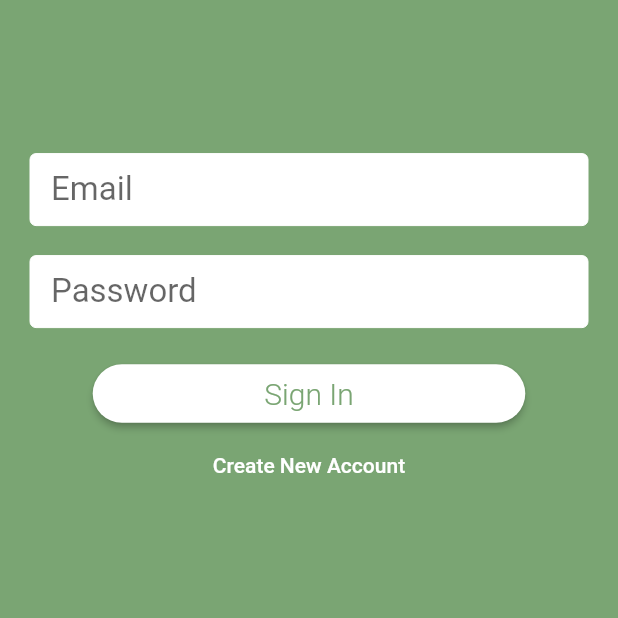
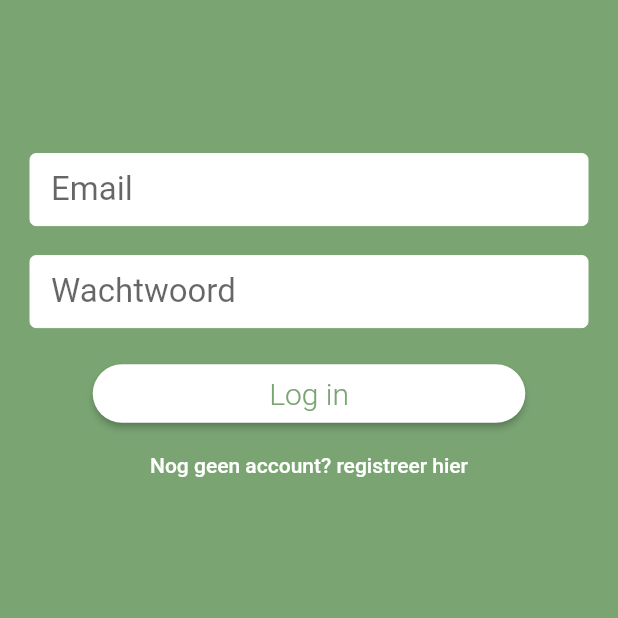
Before and after one commit to Mart24/Foodapp, a Flutter app: the screen it shows after launch, on a phone screen of 412 x 824 dp, the top half of it. Run offline on Flutter 3.47's test engine with Material 2 defaults, Android fonts, the phone set to English and light mode, and no system bars; our stand-ins replace auto_size_text, cloud_firestore, firebase_auth, firebase_core; accounts and stored records are empty.

```diff
--- a/lib/Views/sign_up_view.dart
+++ b/lib/Views/sign_up_view.dart
@@ -40,9 +40,19 @@ class _SignUpViewState extends State<SignUpView> {
     }
   }
 
-  void submit() async {
+  bool validate() {
     final form = formKey.currentState;
     form.save();
+    if (form.validate()) {
+      form.save();
+      return true;
+    } else {
+      return false;
+    }
+  }
+
+  void submit() async {
+    if (validate()) {
       try {
         final auth = Provider.of(context).auth;
         if (authFormType == AuthFormType.signIn) {
@@ -50,13 +60,14 @@ class _SignUpViewState extends State<SignUpView> {
           print("Signed In with ID $uid");
           Navigator.of(context).pushReplacementNamed('/home');
         } else {
-        String uid =
-            await auth.createUserWithEmailAndPassword(_email, _password, _name);
+          String uid = await auth.createUserWithEmailAndPassword(
+              _email, _password, _name);
           print("Signed up with New ID $uid");
           Navigator.of(context).pushReplacementNamed('/home');
         }
       } catch (e) {
         print(e);
+      }
     }
   }
 
@@ -95,9 +106,9 @@ class _SignUpViewState extends State<SignUpView> {
   AutoSizeText buildHeaderText() {
     String _headerText;
     if (authFormType == AuthFormType.signUp) {
-      _headerText = "Create New Account";
+      _headerText = "Maak een nieuw account";
     } else {
-      _headerText = "Sign In";
+      _headerText = "Log In";
     }
     return AutoSizeText(
       _headerText,
@@ -117,8 +128,9 @@ class _SignUpViewState extends State<SignUpView> {
     if (authFormType == AuthFormType.signUp) {
       textFields.add(
         TextFormField(
+          validator: NameValidator.validate,
           style: TextStyle(fontSize: 22.0),
-          decoration: buildSignUpInputDecoration("Name"),
+          decoration: buildSignUpInputDecoration("Naam"),
           onSaved: (value) => _name = value,
         ),
       );
@@ -128,6 +140,7 @@ class _SignUpViewState extends State<SignUpView> {
     // add email & password
     textFields.add(
       TextFormField(
+        validator: EmailValidator.validate,
         style: TextStyle(fontSize: 22.0),
         decoration: buildSignUpInputDecoration("Email"),
         onSaved: (value) => _email = value,
@@ -136,8 +149,9 @@ class _SignUpViewState extends State<SignUpView> {
     textFields.add(SizedBox(height: 20));
     textFields.add(
       TextFormField(
+        validator: PasswordValidator.validate,
         style: TextStyle(fontSize: 22.0),
-        decoration: buildSignUpInputDecoration("Password"),
+        decoration: buildSignUpInputDecoration("Wachtwoord"),
         obscureText: true,
         onSaved: (value) => _password = value,
       ),
@@ -164,13 +178,13 @@ class _SignUpViewState extends State<SignUpView> {
     String _switchButtonText, _newFormState, _submitButtonText;
 
     if (authFormType == AuthFormType.signIn) {
-      _switchButtonText = "Create New Account";
+      _switchButtonText = "Nog geen account? registreer hier";
       _newFormState = "signUp";
-      _submitButtonText = "Sign In";
+      _submitButtonText = "Log in";
     } else {
-      _switchButtonText = "Have an Account? Sign In";
+      _switchButtonText = "Heb je al een account? Log in";
       _newFormState = "signIn";
-      _submitButtonText = "Sign Up";
+      _submitButtonText = "Registreer";
     }
 
     return [
```
Also changed, not shown: lib/Services/auth_service.dart (+33 -0 lines). Lines whose indentation alone changed are shown as unchanged.
